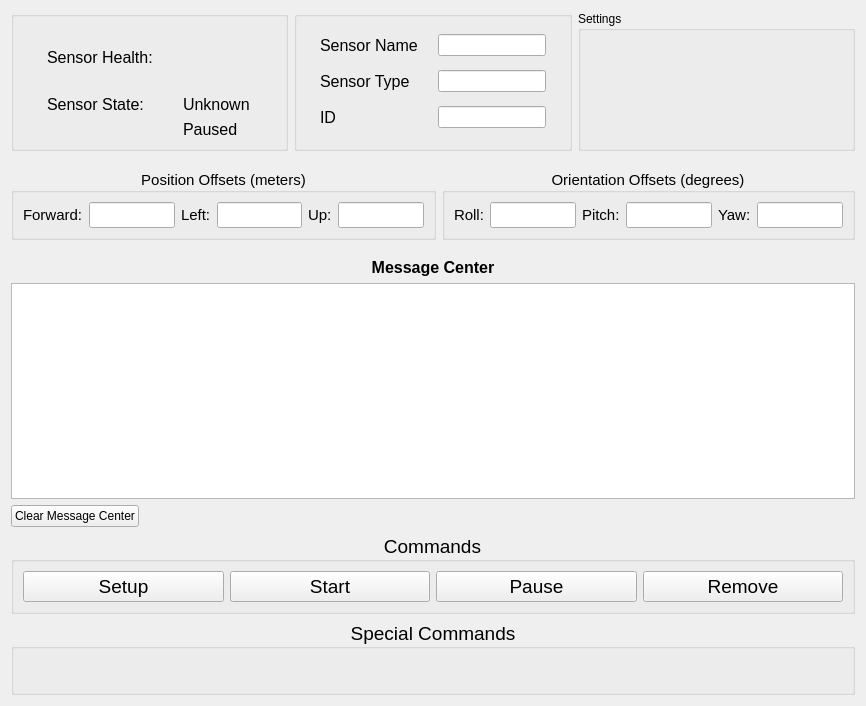
This is source/sensor_view_widget.ui in DySense/DySense as Qt 5 draws it before an edit. The edited form follows.
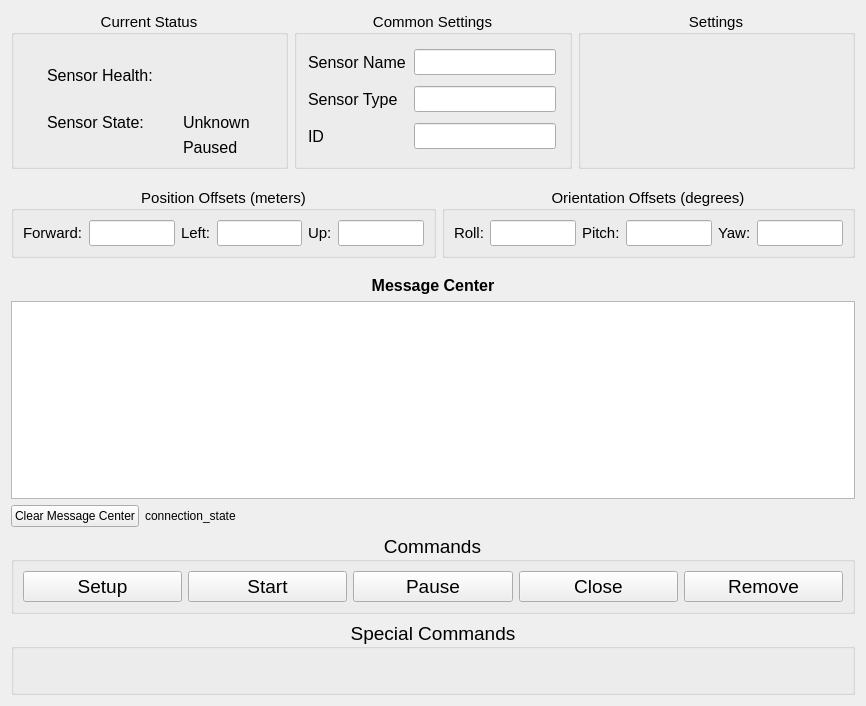
This is the edited form.

Commit message: UI formatting improvements, hooked up start button and added a close button for each sensor. Also added a debug label in sensor viewer for looking at connection state.

The edit to the form file:
```diff
--- a/source/sensor_view_widget.ui
+++ b/source/sensor_view_widget.ui
@@ -18,8 +18,16 @@
     <layout class="QHBoxLayout" name="horizontalLayout_2">
      <item>
       <widget class="QGroupBox" name="sensor_status_group_box">
+       <property name="font">
+        <font>
+         <pointsize>11</pointsize>
+        </font>
+       </property>
        <property name="title">
-        <string/>
+        <string>Current Status</string>
+       </property>
+       <property name="alignment">
+        <set>Qt::AlignCenter</set>
        </property>
        <layout class="QGridLayout" name="gridLayout_3">
         <item row="0" column="0">
@@ -100,8 +108,16 @@
      </item>
      <item>
       <widget class="QGroupBox" name="sensor_info_group_box">
+       <property name="font">
+        <font>
+         <pointsize>11</pointsize>
+        </font>
+       </property>
        <property name="title">
-        <string/>
+        <string>Common Settings</string>
+       </property>
+       <property name="alignment">
+        <set>Qt::AlignCenter</set>
        </property>
        <layout class="QGridLayout" name="gridLayout_2">
         <item row="1" column="1">
@@ -184,9 +200,17 @@
      </item>
      <item>
       <widget class="QGroupBox" name="settings_group_box">
+       <property name="font">
+        <font>
+         <pointsize>11</pointsize>
+        </font>
+       </property>
        <property name="title">
         <string>Settings</string>
        </property>
+       <property name="alignment">
+        <set>Qt::AlignCenter</set>
+       </property>
       </widget>
      </item>
     </layout>
@@ -366,6 +390,13 @@
        </property>
       </widget>
      </item>
+     <item>
+      <widget class="QLabel" name="sensor_connection_state_label">
+       <property name="text">
+        <string>connection_state</string>
+       </property>
+      </widget>
+     </item>
      <item>
       <spacer name="horizontalSpacer">
        <property name="orientation">
@@ -440,6 +471,19 @@
         </property>
        </widget>
       </item>
+      <item>
+       <widget class="QPushButton" name="close_sensor_button">
+        <property name="minimumSize">
+         <size>
+          <width>0</width>
+          <height>30</height>
+         </size>
+        </property>
+        <property name="text">
+         <string>Close</string>
+        </property>
+       </widget>
+      </item>
       <item>
        <widget class="QPushButton" name="remove_sensor_button">
         <property name="minimumSize">
```
Left out of the diff: 2 changed lines with no effect on the pictures. The commit also changes 3 other files.
